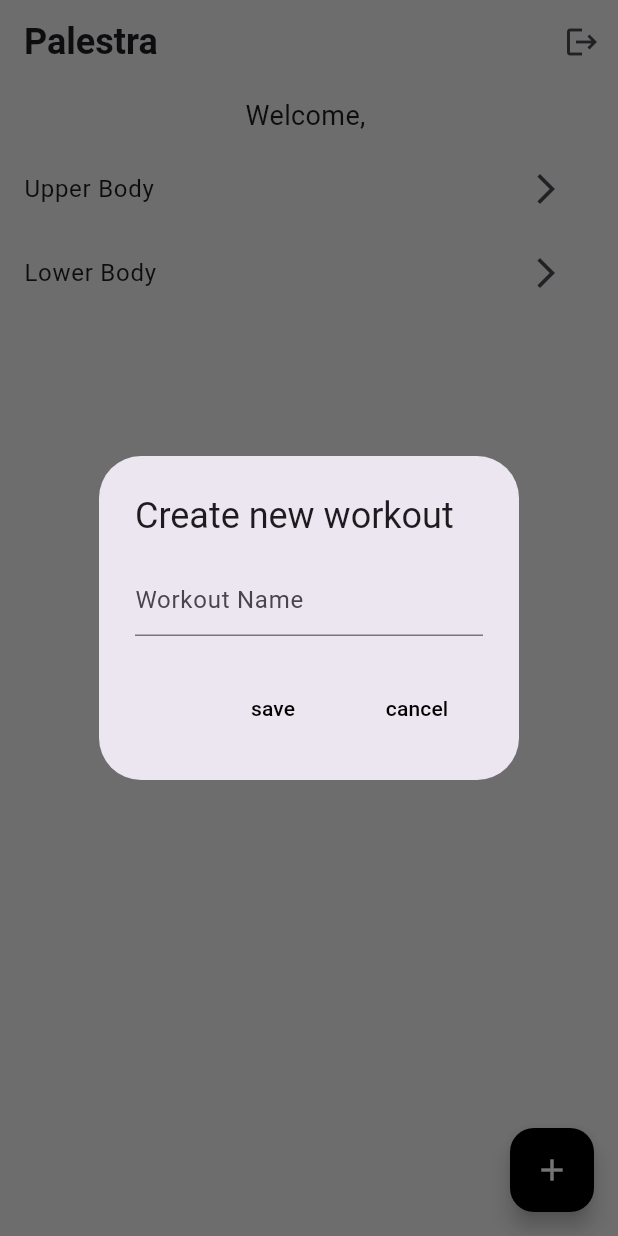
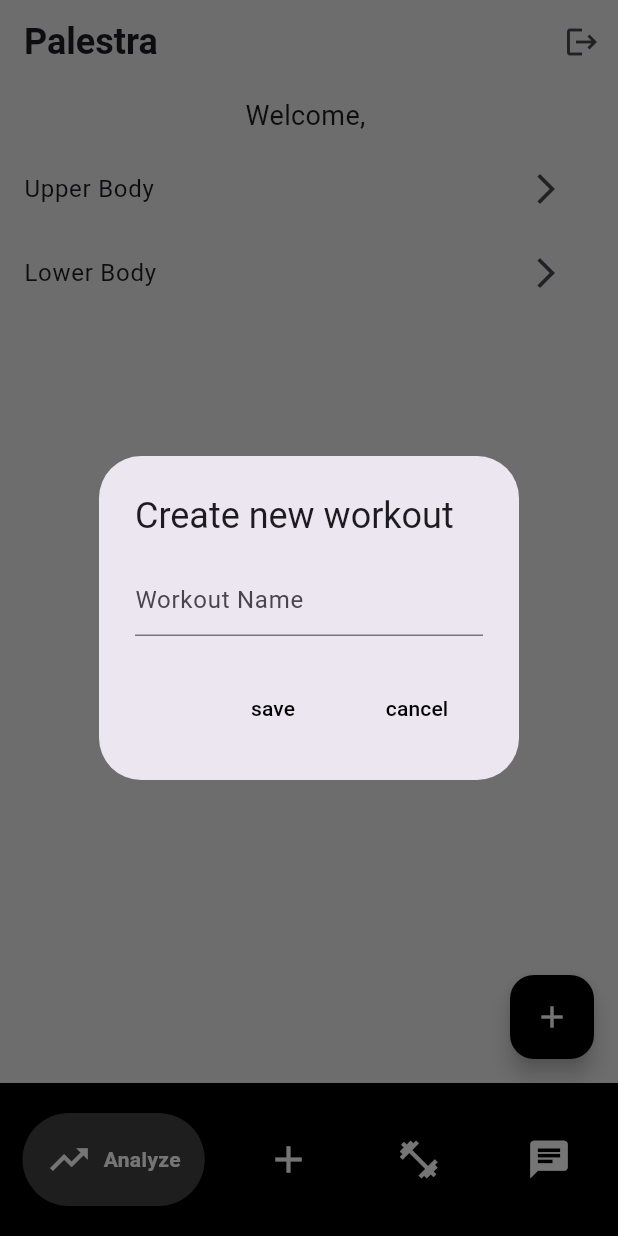
Before and after one commit to YogeshSeeni/Palestra, a Flutter app: the screen it shows once a user with an empty profile is signed in, after a tap on the "add" icon, on a phone screen of 412 x 824 dp. Run offline on Flutter 3.47's test engine with Material 3 defaults, Android fonts, the light colour scheme and no system bars; drawn by our look-alikes of google_nav_bar; our stand-ins replace firebase_auth, firebase_core; accounts and stored records are empty.

Commit message:
Added bottom navigation bar UI

```diff
--- a/lib/pages/home_page.dart
+++ b/lib/pages/home_page.dart
@@ -2,6 +2,7 @@ import 'package:Palestra/data/workout_data.dart';
 import 'package:Palestra/pages/workout_page.dart';
 import 'package:firebase_auth/firebase_auth.dart';
 import 'package:flutter/material.dart';
+import 'package:google_nav_bar/google_nav_bar.dart';
 import 'package:provider/provider.dart';
 
 class HomePage extends StatefulWidget {
@@ -20,7 +21,7 @@ class _HomePageState extends State<HomePage> {
     showDialog(
         context: context,
         builder: (context) => AlertDialog(
-                title: Text("Create new workout"),
+                title: const Text("Create new workout"),
                 content: TextField(
                   controller: newWorkoutNameController,
                   decoration: InputDecoration(
@@ -28,14 +29,22 @@ class _HomePageState extends State<HomePage> {
                   ),
                 ),
                 actions: [
-                  MaterialButton(onPressed: save, child: const Text("save", style: TextStyle(color: Colors.black))),
-                  MaterialButton(onPressed: cancel, child: const Text("cancel", style: TextStyle(color: Colors.black)))
+                  MaterialButton(
+                      onPressed: save,
+                      child: const Text("save",
+                          style: TextStyle(color: Colors.black))),
+                  MaterialButton(
+                      onPressed: cancel,
+                      child: const Text("cancel",
+                          style: TextStyle(color: Colors.black)))
                 ]));
   }
 
   void goToWorkoutPage(String workoutName) {
     Navigator.push(
-        context, MaterialPageRoute(builder: (context) => WorkoutPage(workoutName: workoutName)));
+        context,
+        MaterialPageRoute(
+            builder: (context) => WorkoutPage(workoutName: workoutName)));
   }
 
   void save() {
@@ -99,7 +108,8 @@ class _HomePageState extends State<HomePage> {
               child: Icon(Icons.add, color: Colors.white),
               backgroundColor: Colors.black, // Set the button color to black
             ),
-          backgroundColor: Colors.grey[200], // Set the background color of the app to grey
+            backgroundColor:
+                Colors.grey[200], // Set the background color of the app to grey
             body: Column(
               children: [
                 if (currentUser?.displayName != null)
@@ -121,7 +131,8 @@ class _HomePageState extends State<HomePage> {
                               title: Text(workoutList[index].name),
                               trailing: IconButton(
                                 icon: Icon(Icons.arrow_forward_ios),
-                              onPressed: () => goToWorkoutPage(workoutList[index].name),
+                                onPressed: () =>
+                                    goToWorkoutPage(workoutList[index].name),
                               ),
                             );
                           },
@@ -132,9 +143,32 @@ class _HomePageState extends State<HomePage> {
                 ),
               ],
             ),
-        );
+            bottomNavigationBar: Container(
+              color: Colors.black,
+              child: Padding(
+                padding:
+                    const EdgeInsets.symmetric(horizontal: 15, vertical: 20),
+                child: GNav(
+                    backgroundColor: Colors.black,
+                    color: Colors.white,
+                    activeColor: Colors.white,
+                    tabBackgroundColor: Colors.grey.shade800,
+                    iconSize: 30,
+                    gap: 8,
+                    onTabChange: (index) {
+                      // print(index);
+                    },
+                    padding: EdgeInsets.all(16),
+                    tabs: const [
+                      // GButton(icon: Icons.person, text: "Profile"),
+                      GButton(icon: Icons.trending_up, text: "Analyze"),
+                      GButton(icon: Icons.add, text: "Workout"),
+                      GButton(icon: Icons.fitness_center, text: "Exercises"),
+                      GButton(icon: Icons.chat, text: "AI"),
+                    ]),
+              ),
+            ));
       },
     );
   }
-
 }
--- a/pubspec.yaml
+++ b/pubspec.yaml
@@ -35,6 +35,7 @@ dependencies:
   # The following adds the Cupertino Icons font to your application.
   # Use with the CupertinoIcons class for iOS style icons.
   cupertino_icons: ^1.0.6
+  google_nav_bar: ^5.0.6
   provider:
   firebase_core: ^3.1.0
   firebase_auth: ^5.1.0
```
Also changed, not shown: lib/main.dart (+6 -7 lines), pubspec.lock. Lines whose indentation alone changed are shown as unchanged.
